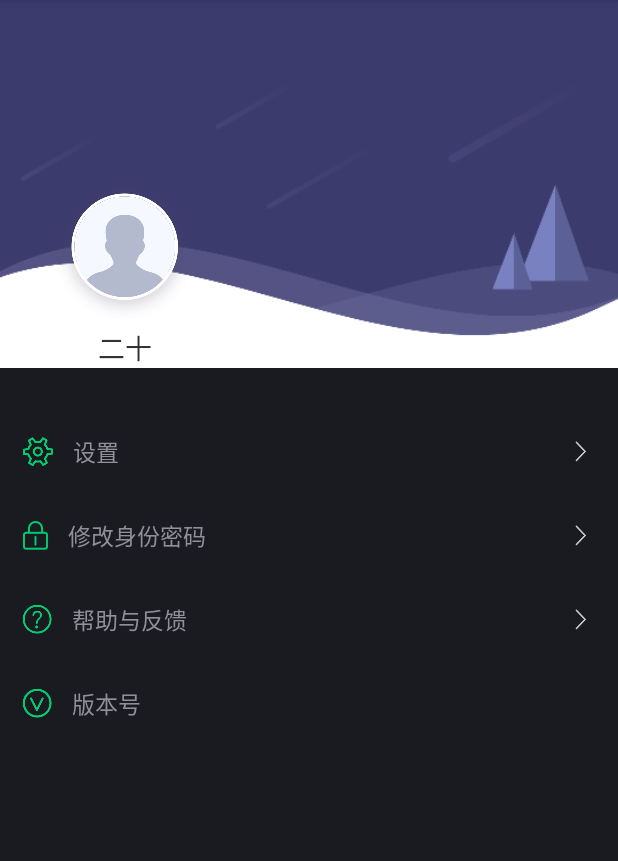
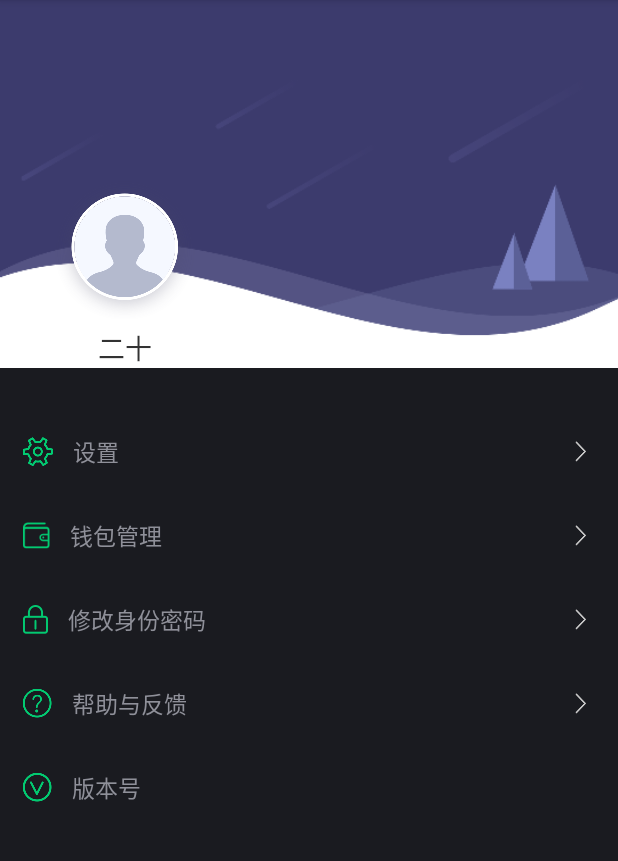
Before and after one commit to guohuan1990/bupocket-android, an Android app: the layout fragment_profile.xml on its own in the app's theme, with its tools: preview values and no code run, on a phone screen of 412 x 824 dp, the part 84-945 px from its top. Run offline under Robolectric (Android 15) with nearby library versions, the phone set to English and light mode, and no system bars; plain views replace QMUIWindowInsetLayout.

```diff
--- a/app/src/main/java/com/bupocket/fragment/BPWalletImportFragment.java
+++ b/app/src/main/java/com/bupocket/fragment/BPWalletImportFragment.java
@@ -543,7 +543,7 @@ public class BPWalletImportFragment extends BaseFragment {
                                 } catch (Exception e) {
                                     e.printStackTrace();
                                     Looper.prepare();
-                                    Toast.makeText(getActivity(), R.string.error_import_keystore_password_message_txt, Toast.LENGTH_SHORT).show();
+                                    Toast.makeText(getActivity(), R.string.error_import_keystore_message_txt, Toast.LENGTH_SHORT).show();
                                     tipDialog.dismiss();
                                     Looper.loop();
                                     return;
--- a/app/src/main/res/layout/fragment_profile.xml
+++ b/app/src/main/res/layout/fragment_profile.xml
@@ -95,6 +95,45 @@
                     android:layout_toEndOf="@id/settingIcon"
                     android:layout_toRightOf="@id/settingIcon"
                     android:text="@string/profile_setting_txt"
+                    android:textSize="15sp" />
+
+                <ImageView
+                    android:layout_width="wrap_content"
+                    android:layout_height="wrap_content"
+                    android:layout_alignParentEnd="true"
+                    android:layout_alignParentRight="true"
+                    android:layout_centerVertical="true"
+                    android:layout_marginEnd="17.5dp"
+                    android:layout_marginRight="17.5dp"
+                    android:background="@mipmap/icon_right_arrow" />
+            </RelativeLayout>
+
+            <RelativeLayout
+                android:id="@+id/manageWalletRl"
+                android:layout_width="match_parent"
+                android:layout_height="40dp"
+                android:layout_marginTop="16dp">
+
+                <ImageView
+                    android:id="@+id/manageWalletIcon"
+                    android:layout_width="wrap_content"
+                    android:layout_height="wrap_content"
+                    android:layout_alignParentStart="true"
+                    android:layout_alignParentLeft="true"
+                    android:layout_centerVertical="true"
+                    android:layout_marginStart="15dp"
+                    android:layout_marginLeft="15dp"
+                    android:background="@mipmap/icon_wallet_green" />
+
+                <TextView
+                    android:layout_width="wrap_content"
+                    android:layout_height="wrap_content"
+                    android:layout_centerVertical="true"
+                    android:layout_marginStart="13dp"
+                    android:layout_marginLeft="13dp"
+                    android:layout_toEndOf="@id/manageWalletIcon"
+                    android:layout_toRightOf="@id/manageWalletIcon"
+                    android:text="@string/wallet_management_txt"
                     android:textSize="15sp" />
 
                 <ImageView
```
Also changed, not shown: app/src/main/java/com/bupocket/fragment/BPAssetsHomeFragment.java (+8 -1 lines), app/src/main/java/com/bupocket/fragment/BPProfileFragment.java (+12 -0 lines), app/src/main/res/layout/fragment_assets_home.xml (+14 -3 lines), app/src/main/res/mipmap-xhdpi/icon_wallet_green.png (added), app/src/main/res/mipmap-xxhdpi/icon_wallet_green.png (added).
